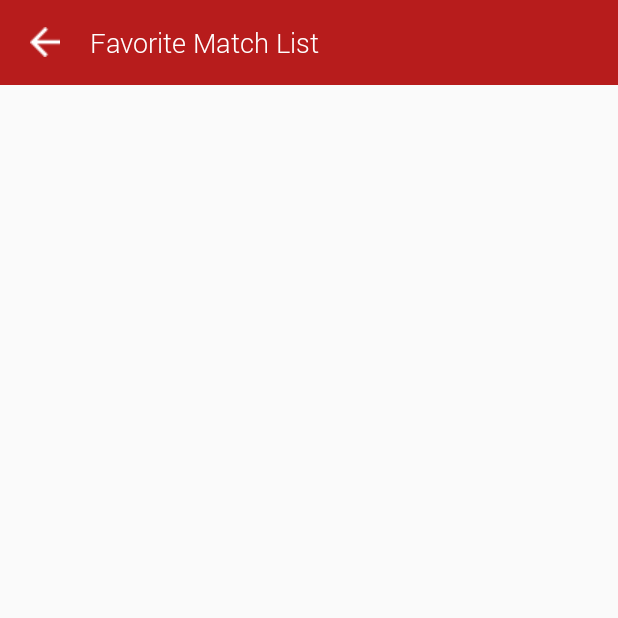
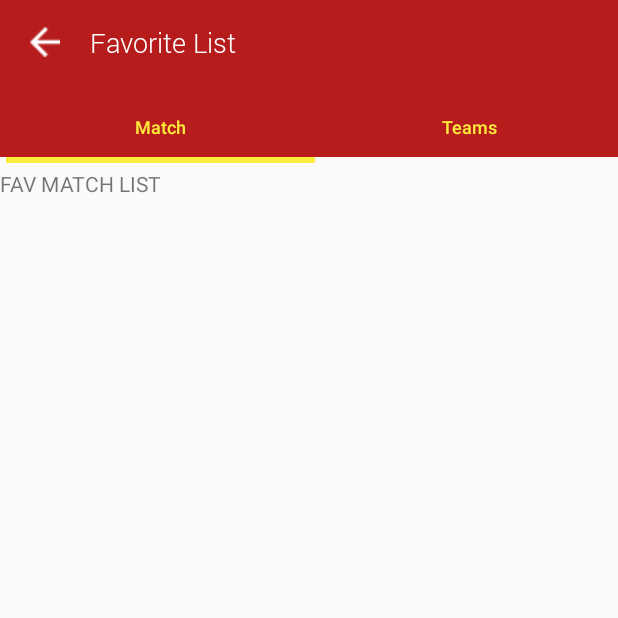
Before and after one commit to ivanasitumorang/FootballLeagueMVP, an Android app: the screen it shows after launch (FavoriteMatchListActivity before the commit, FavoriteListActivity after it), after a tap on "Content Description", on a phone screen of 412 x 824 dp, the top half of it. Run offline under Robolectric (Android 15) with nearby library versions, the phone set to English and light mode, and no system bars.

Commit message:
Revamp favorite list activity design

```diff
--- a/app/src/main/AndroidManifest.xml
+++ b/app/src/main/AndroidManifest.xml
@@ -13,7 +13,8 @@
         android:supportsRtl="true"
         android:theme="@style/AppTheme"
         tools:ignore="GoogleAppIndexingWarning">
-        <activity android:name=".ui.teamdetail.TeamDetailActivity"></activity>
+        <activity android:name=".ui.favoritelist.FavoriteListActivity"></activity>
+        <activity android:name=".ui.teamdetail.TeamDetailActivity" />
         <activity android:name=".ui.favoritematchlist.FavoriteMatchListActivity" />
         <activity android:name=".ui.matchdetail.MatchDetailActivity" />
         <activity android:name=".ui.searchmatch.SearchActivity" />
--- /dev/null
+++ b/app/src/main/java/com/example/footballleaguemvp/ui/favoritelist/FavoriteListActivity.kt
@@ -0,0 +1,64 @@
+package com.example.footballleaguemvp.ui.favoritelist
+
+import android.os.Bundle
+import android.view.View
+import androidx.appcompat.app.AppCompatActivity
+import com.example.footballleaguemvp.R
+import com.example.footballleaguemvp.utils.ActivityNavigation
+import com.google.android.material.tabs.TabLayout
+import kotlinx.android.synthetic.main.activity_favorite_list.*
+import kotlinx.android.synthetic.main.toolbar_activity.*
+
+class FavoriteListActivity : AppCompatActivity(), FavoriteListContract.View {
+
+    private lateinit var activityNavigation: ActivityNavigation
+
+    override fun onCreate(savedInstanceState: Bundle?) {
+        super.onCreate(savedInstanceState)
+        setContentView(R.layout.activity_favorite_list)
+        setupUi()
+        setupOnClickListener()
+    }
+
+    override fun setupUi() {
+        setupToolbar()
+        setupNavigation()
+        loadSelectedTab()
+    }
+
+    override fun setupToolbar() {
+        btnToolbarBack.visibility = View.VISIBLE
+        tvToolbarTitle.text = "Favorite List"
+        btnFavoriteList.visibility = View.INVISIBLE
+    }
+
+    override fun setupNavigation() {
+        activityNavigation = ActivityNavigation(this)
+    }
+
+    override fun setupOnClickListener() {
+        btnToolbarBack.setOnClickListener { onBackPressed() }
+    }
+
+    override fun loadSelectedTab() {
+        val pagerAdapter = FavoriteListPagerAdapter(supportFragmentManager)
+        pagerFavoriteList.adapter = pagerAdapter
+        tabLayoutFavoriteList.setupWithViewPager(pagerFavoriteList)
+        tabLayoutFavoriteList.addOnTabSelectedListener(object : TabLayout.OnTabSelectedListener {
+            override fun onTabReselected(p0: TabLayout.Tab?) {
+
+            }
+
+            override fun onTabUnselected(p0: TabLayout.Tab?) {
+
+            }
+
+            override fun onTabSelected(p0: TabLayout.Tab?) {
+                p0?.let {
+                    pagerFavoriteList.currentItem = it.position
+                }
+            }
+
+        })
+    }
+}
--- /dev/null
+++ b/app/src/main/java/com/example/footballleaguemvp/ui/favoritelist/FavoriteListContract.kt
@@ -0,0 +1,18 @@
+package com.example.footballleaguemvp.ui.favoritelist
+
+
+/**
+ * Created by ivanaazuka on 2020-01-06.
+ * Android Engineer
+ */
+
+class FavoriteListContract {
+
+    interface View {
+        fun setupUi()
+        fun setupToolbar()
+        fun setupNavigation()
+        fun setupOnClickListener()
+        fun loadSelectedTab()
+    }
+}
--- /dev/null
+++ b/app/src/main/java/com/example/footballleaguemvp/ui/favoritelist/FavoriteListPagerAdapter.kt
@@ -0,0 +1,32 @@
+package com.example.footballleaguemvp.ui.favoritelist
+
+import androidx.fragment.app.Fragment
+import androidx.fragment.app.FragmentManager
+import androidx.fragment.app.FragmentStatePagerAdapter
+import com.example.footballleaguemvp.ui.favoritematchlist.FavoriteMatchFragment
+import com.example.footballleaguemvp.ui.favoriteteamlist.FavoriteTeamFragment
+
+
+/**
+ * Created by ivanaazuka on 2020-01-06.
+ * Android Engineer
+ */
+
+class FavoriteListPagerAdapter (fm: FragmentManager) : FragmentStatePagerAdapter(fm) {
+
+    private val listTitles = arrayListOf("Match", "Teams")
+
+    override fun getItem(position: Int): Fragment {
+        return if (position == 0){
+            FavoriteMatchFragment.newInstance()
+        } else {
+            FavoriteTeamFragment.newInstance()
+        }
+    }
+
+    override fun getCount() = 2
+
+    override fun getPageTitle(position: Int): CharSequence? {
+        return listTitles[position]
+    }
+}
--- /dev/null
+++ b/app/src/main/java/com/example/footballleaguemvp/ui/favoritematchlist/FavoriteMatchFragment.kt
@@ -0,0 +1,29 @@
+package com.example.footballleaguemvp.ui.favoritematchlist
+
+
+import android.os.Bundle
+import android.view.LayoutInflater
+import android.view.View
+import android.view.ViewGroup
+import androidx.fragment.app.Fragment
+import com.example.footballleaguemvp.R
+
+class FavoriteMatchFragment : Fragment() {
+
+    companion object {
+
+        fun newInstance(): FavoriteMatchFragment {
+            return FavoriteMatchFragment()
+        }
+    }
+
+    override fun onCreateView(
+        inflater: LayoutInflater, container: ViewGroup?,
+        savedInstanceState: Bundle?
+    ): View? {
+
+        return inflater.inflate(R.layout.fragment_favorite_match, container, false)
+    }
+
+
+}
--- /dev/null
+++ b/app/src/main/java/com/example/footballleaguemvp/ui/favoriteteamlist/FavoriteTeamFragment.kt
@@ -0,0 +1,27 @@
+package com.example.footballleaguemvp.ui.favoriteteamlist
+
+
+import android.os.Bundle
+import android.view.LayoutInflater
+import android.view.View
+import android.view.ViewGroup
+import androidx.fragment.app.Fragment
+import com.example.footballleaguemvp.R
+
+class FavoriteTeamFragment : Fragment() {
+
+    companion object {
+        fun newInstance(): FavoriteTeamFragment {
+            return FavoriteTeamFragment()
+        }
+    }
+
+    override fun onCreateView(
+        inflater: LayoutInflater, container: ViewGroup?,
+        savedInstanceState: Bundle?
+    ): View? {
+        return inflater.inflate(R.layout.fragment_favorite_team, container, false)
+    }
+
+
+}
--- a/app/src/main/java/com/example/footballleaguemvp/utils/ActivityNavigation.kt
+++ b/app/src/main/java/com/example/footballleaguemvp/utils/ActivityNavigation.kt
@@ -4,7 +4,7 @@ import android.content.Context
 import android.content.Intent
 import androidx.appcompat.app.AppCompatActivity
 import com.example.footballleaguemvp.data.LocalLeague
-import com.example.footballleaguemvp.ui.favoritematchlist.FavoriteMatchListActivity
+import com.example.footballleaguemvp.ui.favoritelist.FavoriteListActivity
 import com.example.footballleaguemvp.ui.leaguedetail.LeagueDetailActivity
 import com.example.footballleaguemvp.ui.matchdetail.MatchDetailActivity
 import com.example.footballleaguemvp.ui.matchlist.MatchListActivity
@@ -36,8 +36,8 @@ class ActivityNavigation constructor(private val activity: AppCompatActivity) {
     }
 
     fun navigateToFavoriteMatchList(){
-        val favoriteMatchListPage = newIntent(activity, FavoriteMatchListActivity::class.java)
-        activity.startActivity(favoriteMatchListPage)
+        val favoriteListPage = newIntent(activity, FavoriteListActivity::class.java)
+        activity.startActivity(favoriteListPage)
     }
 
     fun navigateToMatchDetail(matchId: String, matchName: String){
--- /dev/null
+++ b/app/src/main/res/layout/activity_favorite_list.xml
@@ -0,0 +1,35 @@
+<?xml version="1.0" encoding="utf-8"?>
+<LinearLayout xmlns:android="http://schemas.android.com/apk/res/android"
+    xmlns:app="http://schemas.android.com/apk/res-auto"
+    xmlns:tools="http://schemas.android.com/tools"
+    android:layout_width="match_parent"
+    android:layout_height="match_parent"
+    android:orientation="vertical"
+    tools:context=".ui.favoritelist.FavoriteListActivity">
+
+    <include
+        android:id="@+id/toolbarFavoriteList"
+        layout="@layout/toolbar_activity"/>
+
+    <androidx.viewpager.widget.ViewPager
+        android:id="@+id/pagerFavoriteList"
+        android:layout_width="match_parent"
+        android:layout_height="match_parent">
+
+        <com.google.android.material.tabs.TabLayout
+            android:id="@+id/tabLayoutFavoriteList"
+            android:layout_width="match_parent"
+            android:layout_height="wrap_content"
+            android:measureAllChildren="true"
+            android:padding="4dp"
+            app:tabBackground="@color/colorPrimary"
+            app:tabGravity="fill"
+            app:tabIndicator="@color/colorAccent"
+            app:tabIndicatorHeight="4dp"
+            app:tabMode="fixed"
+            app:tabTextAppearance="@style/TabLayoutTextAppearance"
+            app:tabTextColor="@color/colorAccent" />
+
+    </androidx.viewpager.widget.ViewPager>
+
+</LinearLayout>
--- /dev/null
+++ b/app/src/main/res/layout/fragment_favorite_match.xml
@@ -0,0 +1,14 @@
+<?xml version="1.0" encoding="utf-8"?>
+<FrameLayout xmlns:android="http://schemas.android.com/apk/res/android"
+    xmlns:tools="http://schemas.android.com/tools"
+    android:layout_width="match_parent"
+    android:layout_height="match_parent"
+    tools:context=".ui.favoritematchlist.FavoriteMatchFragment">
+
+    <!-- TODO: Update blank fragment layout -->
+    <TextView
+        android:layout_width="match_parent"
+        android:layout_height="match_parent"
+        android:text="FAV MATCH LIST" />
+
+</FrameLayout>
--- /dev/null
+++ b/app/src/main/res/layout/fragment_favorite_team.xml
@@ -0,0 +1,14 @@
+<?xml version="1.0" encoding="utf-8"?>
+<FrameLayout xmlns:android="http://schemas.android.com/apk/res/android"
+    xmlns:tools="http://schemas.android.com/tools"
+    android:layout_width="match_parent"
+    android:layout_height="match_parent"
+    tools:context=".ui.favoriteteamlist.FavoriteTeamFragment">
+
+    <!-- TODO: Update blank fragment layout -->
+    <TextView
+        android:layout_width="match_parent"
+        android:layout_height="match_parent"
+        android:text="FAV TEAM LIST" />
+
+</FrameLayout>
--- a/app/src/main/res/values/strings.xml
+++ b/app/src/main/res/values/strings.xml
@@ -11,4 +11,7 @@
     <string name="yellow_cards">Yellow Cards</string>
     <string name="goal_maker">Goal maker</string>
     <string name="format_stadium_team_detail">Stadium : %s</string>
+
+    <!-- TODO: Remove or change this placeholder text -->
+    <string name="hello_blank_fragment">Hello blank fragment</string>
 </resources>
```
